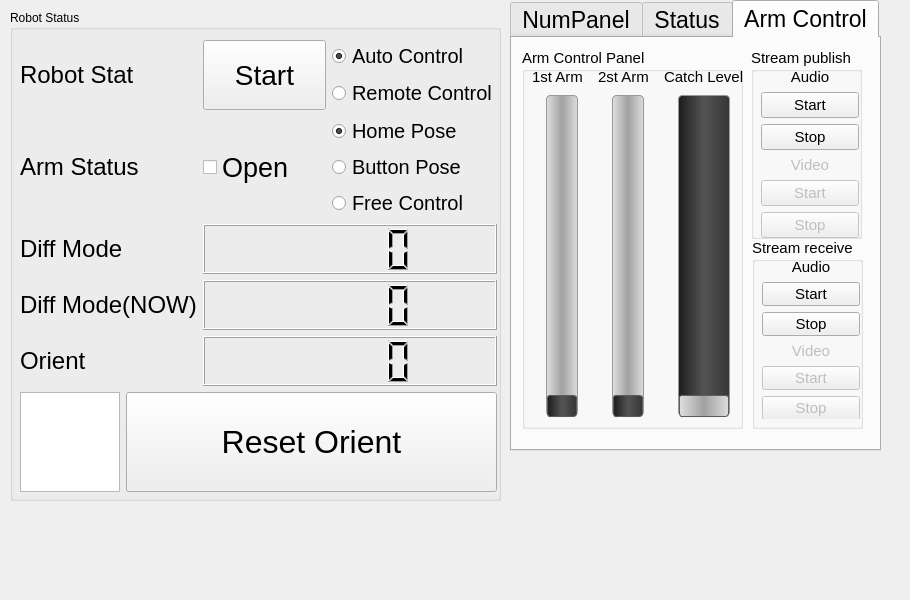
Above: rqt_ocare/resource/ocare_ui.ui from a0919958057/ros_ocare_nav before the change. Below: the same form after it.
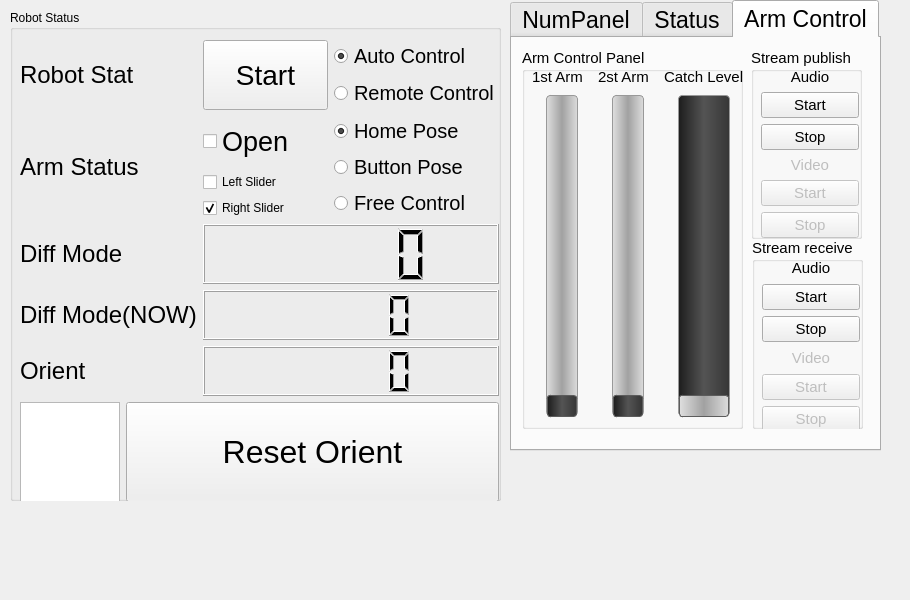
That is the form after the change.

Commit message: 新增獨立Bit控制左右手封包格式 修正命名l -> r 	modified:   ex_ocare_control/include/armmodbus.h

Patch:
```diff
--- a/rqt_ocare/resource/ocare_ui.ui
+++ b/rqt_ocare/resource/ocare_ui.ui
@@ -33,47 +33,11 @@
      <rect>
       <x>10</x>
       <y>30</y>
-      <width>477</width>
-      <height>452</height>
+      <width>479</width>
+      <height>462</height>
      </rect>
     </property>
     <layout class="QGridLayout" name="gridLayout">
-     <item row="4" column="0">
-      <widget class="QLabel" name="label_3">
-       <property name="sizePolicy">
-        <sizepolicy hsizetype="Minimum" vsizetype="Preferred">
-         <horstretch>0</horstretch>
-         <verstretch>0</verstretch>
-        </sizepolicy>
-       </property>
-       <property name="font">
-        <font>
-         <pointsize>18</pointsize>
-        </font>
-       </property>
-       <property name="text">
-        <string>Diff Mode</string>
-       </property>
-      </widget>
-     </item>
-     <item row="0" column="0">
-      <widget class="QLabel" name="label">
-       <property name="sizePolicy">
-        <sizepolicy hsizetype="Minimum" vsizetype="Preferred">
-         <horstretch>0</horstretch>
-         <verstretch>0</verstretch>
-        </sizepolicy>
-       </property>
-       <property name="font">
-        <font>
-         <pointsize>18</pointsize>
-        </font>
-       </property>
-       <property name="text">
-        <string>Robot Stat</string>
-       </property>
-      </widget>
-     </item>
      <item row="7" column="0">
       <widget class="QLabel" name="label_6">
        <property name="sizePolicy">
@@ -128,63 +92,6 @@
        </property>
       </widget>
      </item>
-     <item row="0" column="1" colspan="2">
-      <widget class="QPushButton" name="pushButtonStart">
-       <property name="sizePolicy">
-        <sizepolicy hsizetype="Preferred" vsizetype="Fixed">
-         <horstretch>0</horstretch>
-         <verstretch>0</verstretch>
-        </sizepolicy>
-       </property>
-       <property name="minimumSize">
-        <size>
-         <width>0</width>
-         <height>70</height>
-        </size>
-       </property>
-       <property name="font">
-        <font>
-         <pointsize>21</pointsize>
-        </font>
-       </property>
-       <property name="cursor">
-        <cursorShape>ArrowCursor</cursorShape>
-       </property>
-       <property name="text">
-        <string>Start</string>
-       </property>
-       <property name="checkable">
-        <bool>true</bool>
-       </property>
-       <property name="autoExclusive">
-        <bool>false</bool>
-       </property>
-      </widget>
-     </item>
-     <item row="3" column="1" colspan="2">
-      <widget class="QCheckBox" name="checkBoxArmOpen">
-       <property name="sizePolicy">
-        <sizepolicy hsizetype="Preferred" vsizetype="Preferred">
-         <horstretch>0</horstretch>
-         <verstretch>0</verstretch>
-        </sizepolicy>
-       </property>
-       <property name="minimumSize">
-        <size>
-         <width>0</width>
-         <height>50</height>
-        </size>
-       </property>
-       <property name="font">
-        <font>
-         <pointsize>20</pointsize>
-        </font>
-       </property>
-       <property name="text">
-        <string>Open</string>
-       </property>
-      </widget>
-     </item>
      <item row="8" column="1" rowspan="2" colspan="3">
       <widget class="QLCDNumber" name="lcdNumberOrient">
        <property name="sizePolicy">
@@ -217,25 +124,6 @@
        </property>
       </widget>
      </item>
-     <item row="4" column="1" colspan="3">
-      <widget class="QLCDNumber" name="lcdNumberDiffMode">
-       <property name="sizePolicy">
-        <sizepolicy hsizetype="Preferred" vsizetype="Minimum">
-         <horstretch>0</horstretch>
-         <verstretch>0</verstretch>
-        </sizepolicy>
-       </property>
-       <property name="minimumSize">
-        <size>
-         <width>0</width>
-         <height>50</height>
-        </size>
-       </property>
-       <property name="styleSheet">
-        <string notr="true"/>
-       </property>
-      </widget>
-     </item>
      <item row="11" column="0" colspan="4">
       <layout class="QHBoxLayout" name="horizontalLayout">
        <item>
@@ -292,43 +180,6 @@
        </item>
       </layout>
      </item>
-     <item row="0" column="3">
-      <layout class="QVBoxLayout" name="verticalLayout">
-       <item>
-        <widget class="QRadioButton" name="btnModeAuto">
-         <property name="font">
-          <font>
-           <pointsize>15</pointsize>
-          </font>
-         </property>
-         <property name="text">
-          <string>Auto Control</string>
-         </property>
-         <property name="checked">
-          <bool>true</bool>
-         </property>
-         <attribute name="buttonGroup">
-          <string notr="true">buttonGroup_2</string>
-         </attribute>
-        </widget>
-       </item>
-       <item>
-        <widget class="QRadioButton" name="btnModeRemote">
-         <property name="font">
-          <font>
-           <pointsize>15</pointsize>
-          </font>
-         </property>
-         <property name="text">
-          <string>Remote Control</string>
-         </property>
-         <attribute name="buttonGroup">
-          <string notr="true">buttonGroup_2</string>
-         </attribute>
-        </widget>
-       </item>
-      </layout>
-     </item>
      <item row="3" column="3">
       <layout class="QVBoxLayout" name="verticalLayout_2">
        <item>
@@ -381,6 +232,176 @@
        </item>
       </layout>
      </item>
+     <item row="3" column="1" colspan="2">
+      <layout class="QVBoxLayout" name="verticalLayout_4">
+       <item>
+        <widget class="QCheckBox" name="checkBoxArmOpen">
+         <property name="sizePolicy">
+          <sizepolicy hsizetype="Preferred" vsizetype="Preferred">
+           <horstretch>0</horstretch>
+           <verstretch>0</verstretch>
+          </sizepolicy>
+         </property>
+         <property name="minimumSize">
+          <size>
+           <width>0</width>
+           <height>50</height>
+          </size>
+         </property>
+         <property name="font">
+          <font>
+           <pointsize>20</pointsize>
+          </font>
+         </property>
+         <property name="text">
+          <string>Open</string>
+         </property>
+        </widget>
+       </item>
+       <item>
+        <widget class="QCheckBox" name="checkBoxLeftSlider">
+         <property name="text">
+          <string>Left Slider</string>
+         </property>
+        </widget>
+       </item>
+       <item>
+        <widget class="QCheckBox" name="checkBoxRightSlider">
+         <property name="text">
+          <string>Right Slider</string>
+         </property>
+         <property name="checked">
+          <bool>true</bool>
+         </property>
+        </widget>
+       </item>
+      </layout>
+     </item>
+     <item row="0" column="1" rowspan="3" colspan="2">
+      <widget class="QPushButton" name="pushButtonStart">
+       <property name="sizePolicy">
+        <sizepolicy hsizetype="Preferred" vsizetype="Fixed">
+         <horstretch>0</horstretch>
+         <verstretch>0</verstretch>
+        </sizepolicy>
+       </property>
+       <property name="minimumSize">
+        <size>
+         <width>0</width>
+         <height>70</height>
+        </size>
+       </property>
+       <property name="font">
+        <font>
+         <pointsize>21</pointsize>
+        </font>
+       </property>
+       <property name="cursor">
+        <cursorShape>ArrowCursor</cursorShape>
+       </property>
+       <property name="text">
+        <string>Start</string>
+       </property>
+       <property name="checkable">
+        <bool>true</bool>
+       </property>
+       <property name="autoExclusive">
+        <bool>false</bool>
+       </property>
+      </widget>
+     </item>
+     <item row="0" column="0" rowspan="3">
+      <widget class="QLabel" name="label">
+       <property name="sizePolicy">
+        <sizepolicy hsizetype="Minimum" vsizetype="Preferred">
+         <horstretch>0</horstretch>
+         <verstretch>0</verstretch>
+        </sizepolicy>
+       </property>
+       <property name="font">
+        <font>
+         <pointsize>18</pointsize>
+        </font>
+       </property>
+       <property name="text">
+        <string>Robot Stat</string>
+       </property>
+      </widget>
+     </item>
+     <item row="0" column="3" rowspan="3">
+      <layout class="QVBoxLayout" name="verticalLayout">
+       <item>
+        <widget class="QRadioButton" name="btnModeAuto">
+         <property name="font">
+          <font>
+           <pointsize>15</pointsize>
+          </font>
+         </property>
+         <property name="text">
+          <string>Auto Control</string>
+         </property>
+         <property name="checked">
+          <bool>true</bool>
+         </property>
+         <attribute name="buttonGroup">
+          <string notr="true">buttonGroup_2</string>
+         </attribute>
+        </widget>
+       </item>
+       <item>
+        <widget class="QRadioButton" name="btnModeRemote">
+         <property name="font">
+          <font>
+           <pointsize>15</pointsize>
+          </font>
+         </property>
+         <property name="text">
+          <string>Remote Control</string>
+         </property>
+         <attribute name="buttonGroup">
+          <string notr="true">buttonGroup_2</string>
+         </attribute>
+        </widget>
+       </item>
+      </layout>
+     </item>
+     <item row="4" column="1" rowspan="3" colspan="3">
+      <widget class="QLCDNumber" name="lcdNumberDiffMode">
+       <property name="sizePolicy">
+        <sizepolicy hsizetype="Preferred" vsizetype="Minimum">
+         <horstretch>0</horstretch>
+         <verstretch>0</verstretch>
+        </sizepolicy>
+       </property>
+       <property name="minimumSize">
+        <size>
+         <width>0</width>
+         <height>50</height>
+        </size>
+       </property>
+       <property name="styleSheet">
+        <string notr="true"/>
+       </property>
+      </widget>
+     </item>
+     <item row="4" column="0" rowspan="3">
+      <widget class="QLabel" name="label_3">
+       <property name="sizePolicy">
+        <sizepolicy hsizetype="Minimum" vsizetype="Preferred">
+         <horstretch>0</horstretch>
+         <verstretch>0</verstretch>
+        </sizepolicy>
+       </property>
+       <property name="font">
+        <font>
+         <pointsize>18</pointsize>
+        </font>
+       </property>
+       <property name="text">
+        <string>Diff Mode</string>
+       </property>
+      </widget>
+     </item>
     </layout>
    </widget>
   </widget>
@@ -1818,7 +1839,7 @@
         <x>10</x>
         <y>20</y>
         <width>98</width>
-        <height>161</height>
+        <height>174</height>
        </rect>
       </property>
       <layout class="QVBoxLayout" name="verticalLayout_5">
```
The commit also changes 8 other files.
